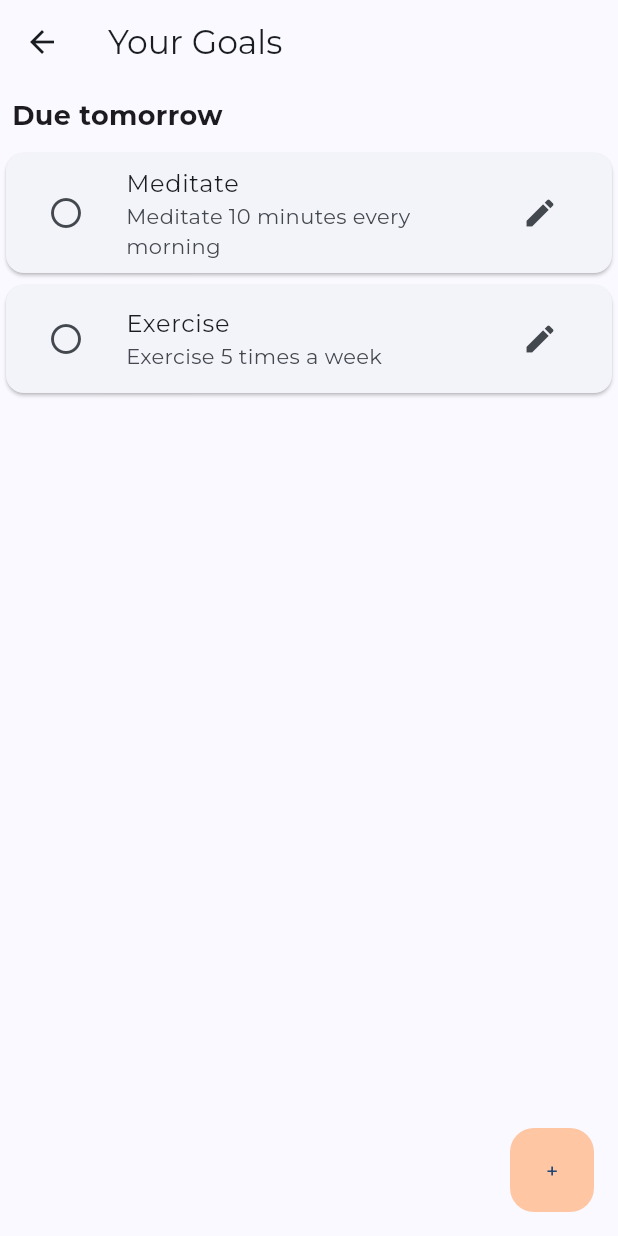
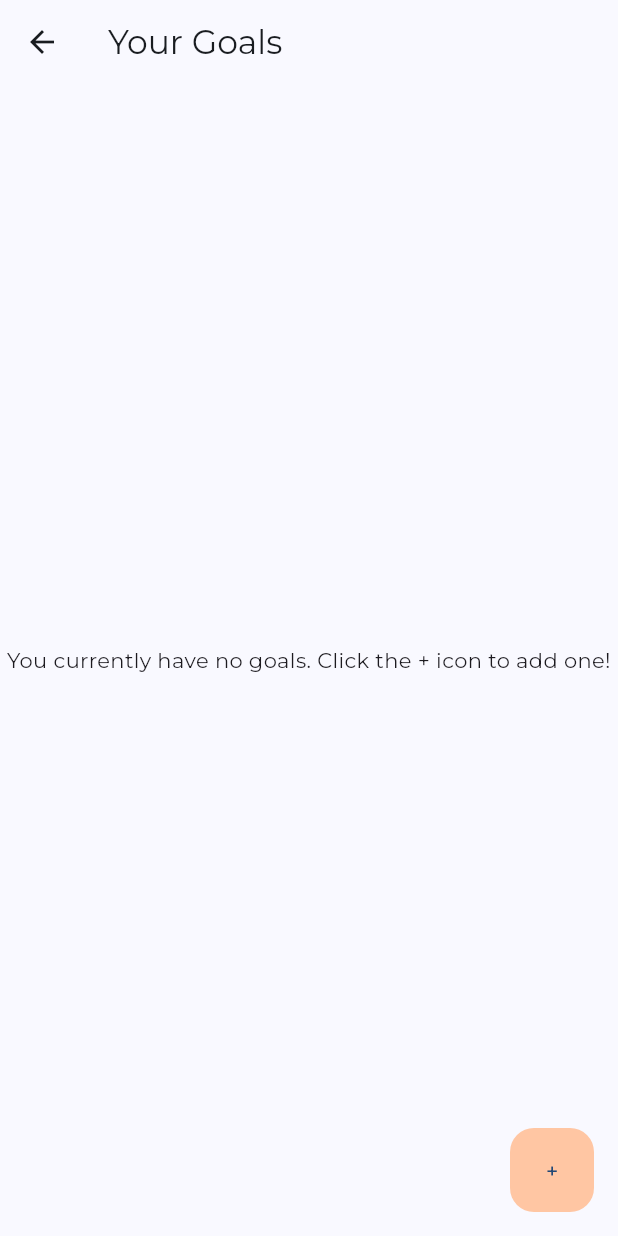
Before and after one commit to tyleraudino/PawsitiveMinds, a Flutter app: the GoalsPage screen opened directly, on a phone screen of 412 x 824 dp. Run offline on Flutter 3.47's test engine with Material 3 defaults, Android fonts, the phone set to English and light mode, and no system bars; our stand-ins replace google_fonts.

Commit message:
comment out placeholders for now

```diff
--- a/lib/goals.dart
+++ b/lib/goals.dart
@@ -92,8 +92,8 @@ class Goal {
 
 List<Goal> userGoals = [
     //example data - will get from backend but implement later
-    Goal(title: 'Meditate', description: 'Meditate 10 minutes every morning', points: 10),
-    Goal(title: 'Exercise', description: 'Exercise 5 times a week', points: 20),
+    //Goal(title: 'Meditate', description: 'Meditate 10 minutes every morning', points: 10),
+    //Goal(title: 'Exercise', description: 'Exercise 5 times a week', points: 20),
 ];
 
 List<Goal> sortGoalsByNextDueDate(List<Goal> goals) {
@@ -149,7 +149,7 @@ Widget buildGoalListView(List<Goal> goals, void Function(void Function()) setSta
             padding: const EdgeInsets.all(8.0),
             child: Text(
               dueStatus,
-              style: TextStyle(fontSize: 18, fontWeight: FontWeight.bold),
+              style: const TextStyle(fontSize: 18, fontWeight: FontWeight.bold),
             ),
           ),
           ...goalsForStatus.map((goal) {
```
